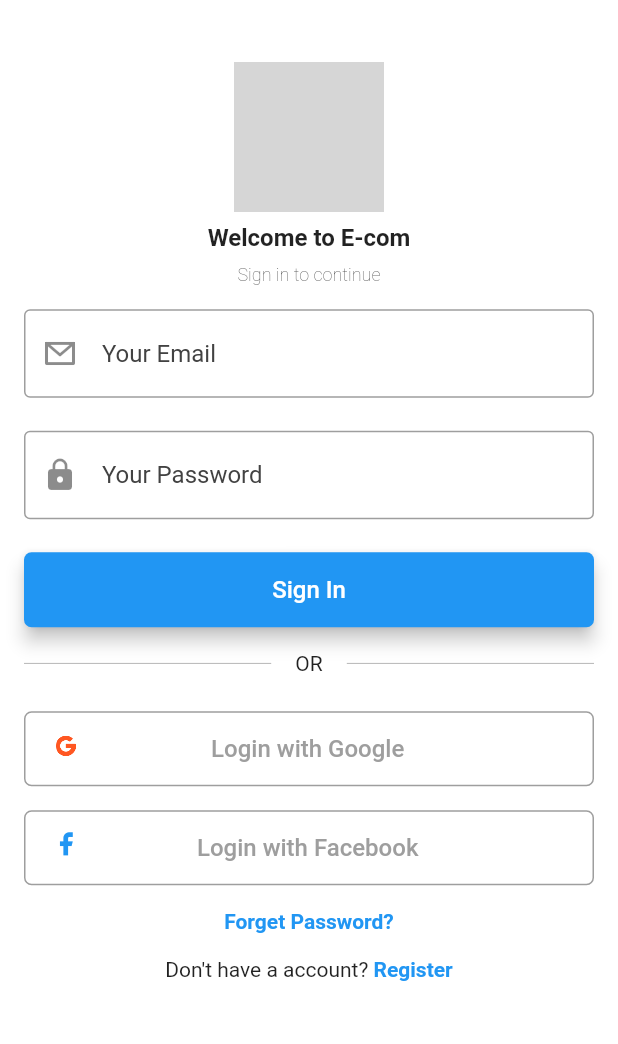
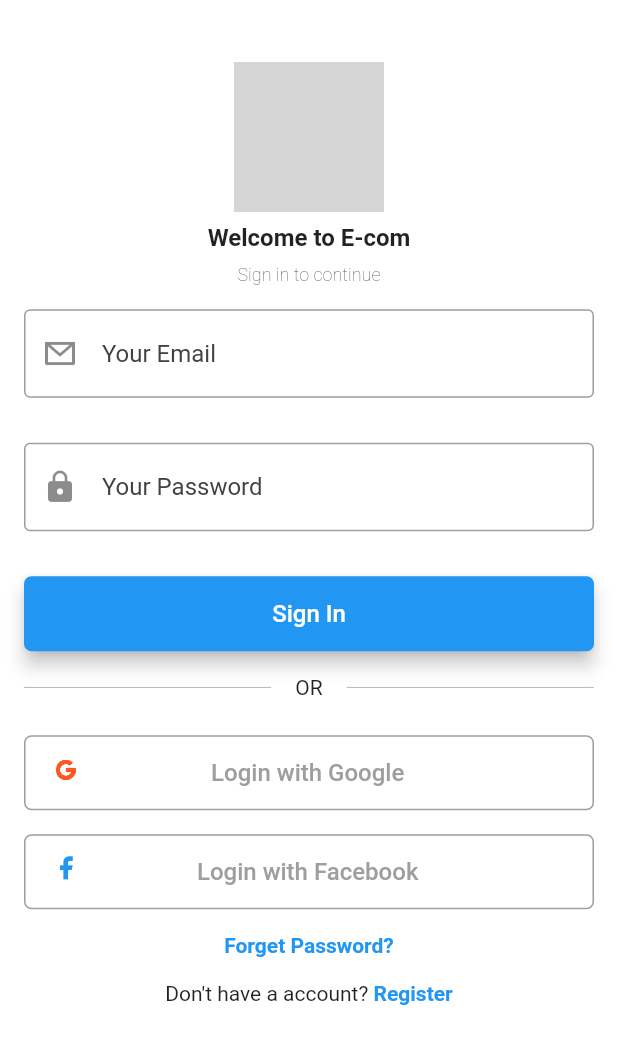
Before and after one commit to AliGharian/shop_app, a Flutter app: the screen it shows after launch, on a phone screen of 412 x 824 dp. Shown: the top 1044 px of the screen. Run offline on Flutter 3.47's test engine with Material 2 defaults, Android fonts, the phone set to English and light mode, and no system bars; our stand-ins replace cached_network_image, carousel_slider, flutter_icons; network calls fail; grey boxes are pictures that could not be loaded.

Commit message:
just change name of feature login to authenticaion and add flutter bloc

```diff
--- a/lib/features/login/presentation/pages/login_page.dart
+++ b/lib/features/authentication/presentation/pages/login_page.dart
@@ -1,8 +1,8 @@
 import 'package:flutter/material.dart';
-import 'package:shop_app/features/login/presentation/widgets/custom_icons.dart';
-import 'package:shop_app/features/login/presentation/widgets/login_text_field.dart';
-import 'package:shop_app/features/login/presentation/widgets/login_with_button.dart';
-import 'package:shop_app/features/login/presentation/widgets/single_line.dart';
+import 'package:shop_app/features/authentication/presentation/widgets/custom_icons.dart';
+import 'package:shop_app/features/authentication/presentation/widgets/login_text_field.dart';
+import 'package:shop_app/features/authentication/presentation/widgets/login_with_button.dart';
+import 'package:shop_app/features/authentication/presentation/widgets/single_line.dart';
 
 class LoginPage extends StatelessWidget {
   const LoginPage({Key? key}) : super(key: key);
@@ -47,15 +47,21 @@ class LoginPage extends StatelessWidget {
                   ),
                 ),
               ),
-              LoginTextField(
+              Padding(
+                padding: EdgeInsets.only(bottom: 8.0),
+                child: LoginTextField(
                   hintTitle: 'Your Email',
                   icon: CustomIcons.email,
                   onChanged: (value) {},
                 ),
-              LoginTextField(
+              ),
+              Padding(
+                padding: EdgeInsets.only(bottom: 8.0),
+                child: LoginTextField(
                   hintTitle: 'Your Password',
                   icon: Icons.lock,
                   onChanged: (value) {},
+                ),
               ),
               MaterialButton(
                 shape: RoundedRectangleBorder(
--- a/lib/features/login/presentation/widgets/login_text_field.dart
+++ b/lib/features/authentication/presentation/widgets/login_text_field.dart
@@ -21,6 +21,9 @@ class LoginTextField extends StatelessWidget {
           icon,
         ),
         prefixText: ' ',
+        helperStyle: TextStyle(
+          color: Colors.red,
+        ),
       ),
       onChanged: onChanged,
     );
--- a/lib/main.dart
+++ b/lib/main.dart
@@ -1,7 +1,7 @@
 import 'package:flutter/material.dart';
 import 'package:shop_app/consts/theme_data.dart';
 import 'package:shop_app/pages/bottom_nav_bar_page.dart';
-import 'features/login/presentation/pages/login_page.dart';
+import 'features/authentication/presentation/pages/login_page.dart';
 
 void main() {
   runApp(MyApp());
--- a/pubspec.yaml
+++ b/pubspec.yaml
@@ -36,6 +36,7 @@ dependencies:
   # shimmer: ^2.0.0
   carousel_slider: ^4.0.0
   cached_network_image: ^3.0.0
+  flutter_bloc: ^7.0.1
 
 dev_dependencies:
   flutter_test:
```
Also changed, not shown: lib/features/authentication/presentation/widgets/custom_icons.dart (renamed from lib/features/login/presentation/widgets/custom_icons.dart), lib/features/authentication/presentation/widgets/login_with_button.dart (renamed from lib/features/login/presentation/widgets/login_with_button.dart), lib/features/authentication/presentation/widgets/single_line.dart (renamed from lib/features/login/presentation/widgets/single_line.dart), pubspec.lock. Lines whose indentation alone changed are shown as unchanged.
